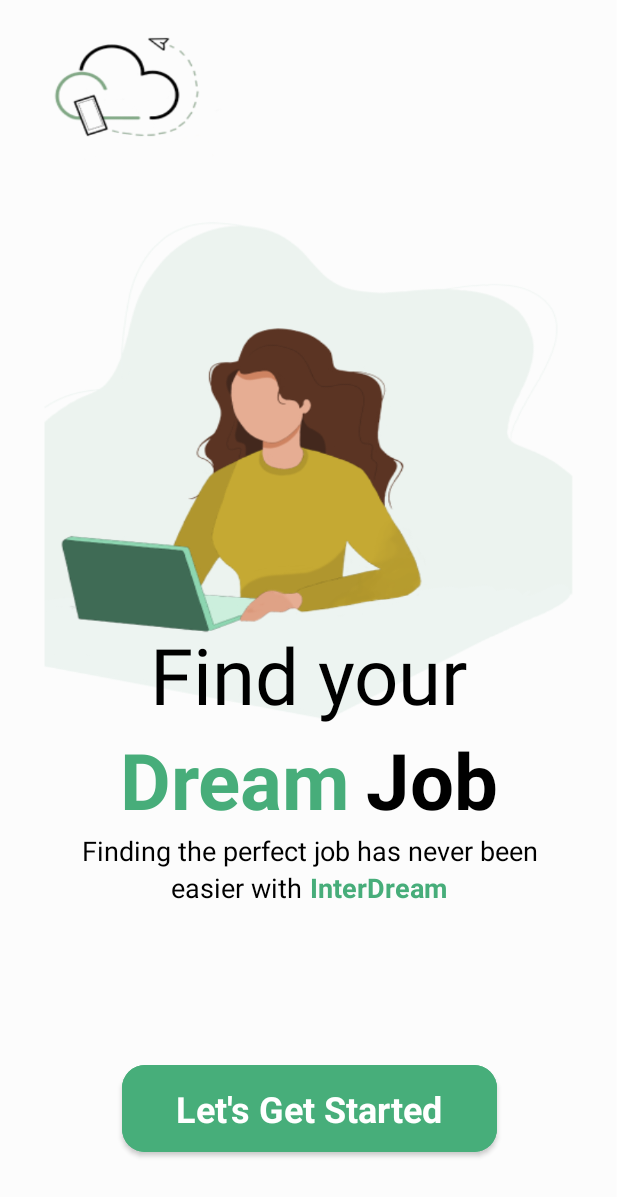
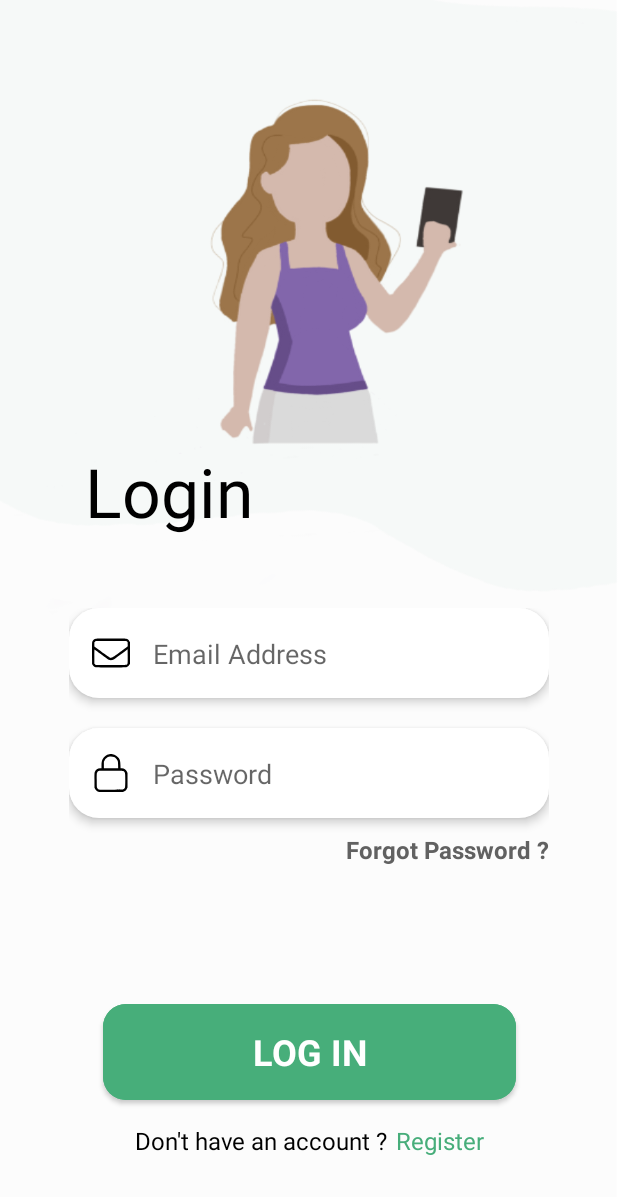
Before and after one commit to AudClem/InterimFront, an Android app: the screen it shows after launch (MainActivity before the commit, Login after it), on a phone screen of 412 x 824 dp. Shown: the top 1197 px of the screen. Run offline under Robolectric (Android 15) with nearby library versions, the phone set to English and light mode, and no system bars; Roboto replaces fonts that are not available here.

Commit message:
Add Login connection logic

```diff
--- /dev/null
+++ b/app/src/main/java/com/example/myapplication/Login.java
@@ -0,0 +1,46 @@
+package com.example.myapplication;
+
+import androidx.appcompat.app.AppCompatActivity;
+
+import android.os.Bundle;
+import android.text.method.PasswordTransformationMethod;
+import android.widget.Button;
+import android.widget.EditText;
+
+public class Login extends AppCompatActivity {
+
+    @Override
+    protected void onCreate(Bundle savedInstanceState) {
+        super.onCreate(savedInstanceState);
+        getSupportActionBar().hide();
+        setContentView(R.layout.activity_login);
+
+        EditText mail = findViewById( R.id.mail );
+        EditText password = findViewById( R.id.password );
+        password.setTransformationMethod(PasswordTransformationMethod.getInstance());
+        Button cta = findViewById( R.id.cta );
+
+        cta.setOnClickListener( event -> {
+            String mailStr = String.valueOf( mail.getText() );
+            String passwordStr = String.valueOf( password.getText() );
+
+            Request.Response res = login( mailStr, passwordStr );
+            System.out.println( res.getString("message") );
+
+            if( res.getCode() == 200 ){
+                //TO DO REDIRECTION
+            }
+
+        });
+
+    }
+    private Request.Response login(String email, String password ){
+        String url="http://10.0.2.2:5000/aut/login";
+
+        Request.Body data = new Request.Body();
+        data.put("email", email );
+        data.put("password", password );
+
+        return Request.post( url, data );
+    }
+}
--- a/app/src/main/java/com/example/myapplication/MainActivity.java
+++ b/app/src/main/java/com/example/myapplication/MainActivity.java
@@ -2,6 +2,7 @@ package com.example.myapplication;
 
 import androidx.appcompat.app.AppCompatActivity;
 
+import android.content.Intent;
 import android.os.Bundle;
 import android.os.StrictMode;
 import android.view.Window;
@@ -17,5 +18,8 @@ public class MainActivity extends AppCompatActivity {
 
         setContentView(R.layout.home);
 
+        Intent intent = new Intent (this, Login.class);
+        startActivity(intent);
+
     }
 }
--- a/app/src/main/res/layout/login.xml
+++ b/app/src/main/res/layout/activity_login.xml
@@ -5,11 +5,11 @@
     android:layout_width="match_parent"
     android:layout_height="match_parent"
     android:background="@drawable/login_background"
-    tools:context=".MainActivity">
+    tools:context=".Login">
 
 
     <Button
-        android:id="@+id/test"
+        android:id="@+id/cta"
         android:layout_width="275dp"
         android:layout_height="76dp"
         android:layout_marginStart="55dp"
@@ -61,7 +61,7 @@
         app:layout_constraintHorizontal_bias="0.5"
         app:layout_constraintHorizontal_chainStyle="packed"
         app:layout_constraintStart_toStartOf="parent"
-        app:layout_constraintTop_toBottomOf="@+id/test" />
+        app:layout_constraintTop_toBottomOf="@+id/cta" />
 
     <TextView
         android:id="@+id/register"
@@ -77,7 +77,7 @@
         app:layout_constraintEnd_toEndOf="parent"
         app:layout_constraintHorizontal_bias="0.5"
         app:layout_constraintStart_toEndOf="@+id/noAcc"
-        app:layout_constraintTop_toBottomOf="@+id/test" />
+        app:layout_constraintTop_toBottomOf="@+id/cta" />
 
     <androidx.constraintlayout.widget.ConstraintLayout
         android:layout_width="wrap_content"
--- a/app/src/main/res/layout/home.xml
+++ b/app/src/main/res/layout/home.xml
@@ -9,7 +9,7 @@
 
 
     <Button
-        android:id="@+id/test"
+        android:id="@+id/cta"
         android:layout_width="250dp"
         android:layout_height="70dp"
         android:layout_marginBottom="50dp"
@@ -80,7 +80,7 @@
         android:layout_width="wrap_content"
         android:layout_height="wrap_content"
         android:layout_marginBottom="100dp"
-        app:layout_constraintBottom_toTopOf="@+id/test"
+        app:layout_constraintBottom_toTopOf="@+id/cta"
         app:layout_constraintEnd_toEndOf="parent"
         app:layout_constraintStart_toStartOf="parent">
 
```
Also changed, not shown: app/src/main/AndroidManifest.xml (+7 -3 lines).
